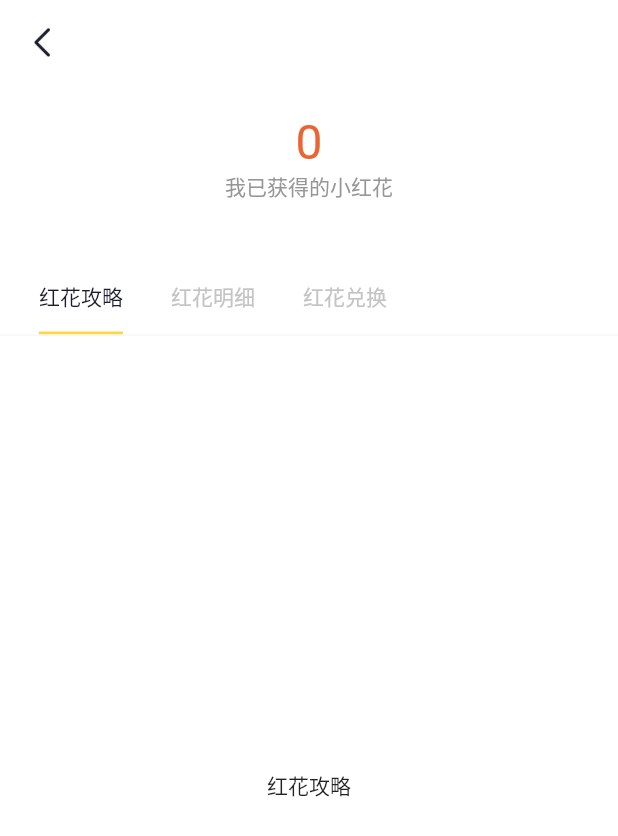
After one commit to youmu178/FlutterSample, a Flutter app: the screen it shows after launch, after a tap on "小红花攻略", on a phone screen of 412 x 824 dp. The commit adds this screen. Shown: the top 836 px of the screen. Run offline on Flutter 3.47's test engine with Material 2 defaults, Android fonts, the phone set to English and light mode, and no system bars; our stand-ins replace dio, shared_preferences; missing offline and left inert: flutter_statusbar; network calls fail.

Commit message:
no message

```diff
--- a/lib/main.dart
+++ b/lib/main.dart
@@ -1,7 +1,17 @@
 import 'package:flutter/material.dart';
 import 'package:baby/page/MinePage.dart';
+import 'package:flutter/services.dart';
+import 'dart:io';
 
-void main() => runApp(MinePage());
+void main() {
+  runApp(MinePage());
+  // if (Platform.isAndroid) {
+  //   // 以下两行 设置android状态栏为透明的沉浸。写在组件渲染之后，是为了在渲染后进行set赋值，覆盖状态栏，写在渲染之前MaterialApp组件会覆盖掉这个值。
+  //   SystemUiOverlayStyle systemUiOverlayStyle =
+  //       SystemUiOverlayStyle(statusBarColor: Colors.transparent);
+  //   SystemChrome.setSystemUIOverlayStyle(systemUiOverlayStyle);
+  // }
+}
 
 class MyApp extends StatelessWidget {
   // This widget is the root of your application.
@@ -86,10 +96,9 @@ class _MyHomePageState extends State<MyHomePage> {
           // horizontal).
           mainAxisAlignment: MainAxisAlignment.center,
           children: <Widget>[
-            Text(
-              'You have clicked the button this many times:'
-              // 'You have pushed the button this many times:',
-            ),
+            Text('You have clicked the button this many times:'
+                // 'You have pushed the button this many times:',
+                ),
             Text(
               '$_counter',
               style: Theme.of(context).textTheme.display1,
--- /dev/null
+++ b/lib/page/FlowerStrategy.dart
@@ -0,0 +1,108 @@
+import 'package:flutter/material.dart';
+import 'package:flutter/widgets.dart';
+
+class FlowerStrategy extends StatelessWidget {
+  final String flowerNum;
+  FlowerStrategy({Key key, this.flowerNum}) : super(key: key);
+
+  @override
+  Widget build(BuildContext context) {
+    return Strategy(flowerNum: this.flowerNum);
+  }
+}
+
+class Strategy extends StatefulWidget {
+  final String flowerNum;
+
+  Strategy({Key key, this.flowerNum}) : super(key: key);
+
+  @override
+  _StrategyState createState() => _StrategyState();
+}
+
+class _StrategyState extends State<Strategy>
+    with SingleTickerProviderStateMixin {
+  TabController tabController;
+  var tabs = <Tab>[];
+
+  @override
+  void initState() {
+    super.initState();
+    tabs = <Tab>[Tab(text: "红花攻略"), Tab(text: "红花明细"), Tab(text: "红花兑换")];
+    tabController =
+        TabController(initialIndex: 0, length: tabs.length, vsync: this);
+  }
+
+  @override
+  void dispose() {
+    super.dispose();
+    tabController.dispose();
+  }
+
+  @override
+  Widget build(BuildContext context) {
+    return Scaffold(
+      backgroundColor: Colors.white,
+      appBar: AppBar(
+        elevation: 0,
+        leading: Builder(
+          builder: (BuildContext context) {
+            return IconButton(
+              icon: Image(
+                image: AssetImage("images/ic_nav_back.png"),
+                width: 15,
+                height: 20,
+              ),
+              onPressed: () {
+                Navigator.pop(context);
+              },
+            );
+          },
+        ),
+      ),
+      body: Padding(
+        padding: EdgeInsets.only(top: 20),
+        child: Column(
+          crossAxisAlignment: CrossAxisAlignment.center,
+          children: <Widget>[
+            Text(
+              widget.flowerNum,
+              style: TextStyle(color: const Color(0xFFec6434), fontSize: 32),
+            ),
+            Text(
+              "我已获得的小红花",
+              style: TextStyle(color: const Color(0xFF969696), fontSize: 14),
+            ),
+            Container(
+              width: double.infinity,
+              margin: EdgeInsets.only(left: 10, top: 40),
+              child: TabBar(
+                controller: tabController,
+                tabs: tabs,
+                isScrollable: true,
+                indicatorColor: const Color(0xFFFFD646),
+                indicatorSize: TabBarIndicatorSize.label,
+                labelColor: const Color(0xFF1B1C2C),
+                unselectedLabelColor: const Color(0xFFc4c4c4),
+              ),
+            ),
+            new Container(
+              color: const Color(0xFFf8f8f8),
+              height: 1.0,
+            ),
+            Expanded(
+              child: TabBarView(
+                controller: tabController,
+                children: <Widget>[
+                  new Center(child: new Text('红花攻略')),
+                  new Center(child: new Text('红花明细')),
+                  new Center(child: new Text('红花兑换')),
+                ],
+              ),
+            )
+          ],
+        ),
+      ),
+    );
+  }
+}
--- a/lib/page/MinePage.dart
+++ b/lib/page/MinePage.dart
@@ -6,6 +6,7 @@ import 'package:flutter_statusbar/flutter_statusbar.dart';
 import 'package:shared_preferences/shared_preferences.dart';
 import 'package:dio/dio.dart';
 import 'package:flutter/cupertino.dart';
+import 'package:baby/page/FlowerStrategy.dart';
 
 class MinePage extends StatelessWidget {
   @override
@@ -233,7 +234,7 @@ class _MineState extends State<MinePageDataWidget> {
                 //     print("设置");
                 //   },
                 // ),
-                new Listener(
+                new InkWell(
                   child: new Container(
                     width: 24.0,
                     height: 24.0,
@@ -244,7 +245,9 @@ class _MineState extends State<MinePageDataWidget> {
                       fit: BoxFit.fill,
                     ),
                   ),
-                  onPointerDown: (event) => print("设置"),
+                  onTap: () {
+                    print("设置");
+                  },
                 ),
               ],
             ),
@@ -341,7 +344,7 @@ class HeaderWidget extends StatelessWidget {
                 children: <Widget>[
                   new ClipOval(
                     child: new FadeInImage.assetNetwork(
-                      placeholder: "images/ic_avatar_circle.png", //预览图
+                      placeholder: "images/ic_avatar_circle.png",
                       fit: BoxFit.fitWidth,
                       image:
                           "http://thirdqq.qlogo.cn/qqapp/1106679808/DD8666A819956586B23799FBDC7A43AD/100",
@@ -400,6 +403,13 @@ class HeaderWidget extends StatelessWidget {
                                 borderRadius: const BorderRadius.only(
                                     topLeft: const Radius.circular(16.0),
                                     bottomLeft: const Radius.circular(16.0)),
+                                child: InkWell(
+                                  onTap: () {
+                                    print("小红花攻略");
+                                    Navigator.push(context, new MaterialPageRoute(builder: (BuildContext context) {
+                                      return new FlowerStrategy(flowerNum: "0");
+                                    }));
+                                  },
                                   child: new Container(
                                     color: const Color(0xFFEC6434),
                                     padding:
@@ -414,6 +424,7 @@ class HeaderWidget extends StatelessWidget {
                                           ),
                                         ),
                                       ],
+                                    ),
                                   ),
                                 )),
                           ],
--- a/pubspec.yaml
+++ b/pubspec.yaml
@@ -20,7 +20,7 @@ dependencies:
   # Use with the CupertinoIcons class for iOS style icons.
   cupertino_icons: ^0.1.2
   dio: ^2.0.10
-  shared_preferences: ^0.4.3
+  shared_preferences: ^0.5.1+1
   flutter_statusbar: ^0.0.1
 
 dev_dependencies:
@@ -44,6 +44,7 @@ flutter:
    - images/ic_mine_set.png
    - images/bg_mine_head.png
    - images/ic_avatar_circle.png
+   - images/ic_nav_back.png
   #  - images/a_dot_ham.jpeg
 
   # An image asset can refer to one or more resolution-specific "variants", see
```
Also changed, not shown: images/ic_nav_back.png (added). Lines whose indentation alone changed are shown as unchanged.
